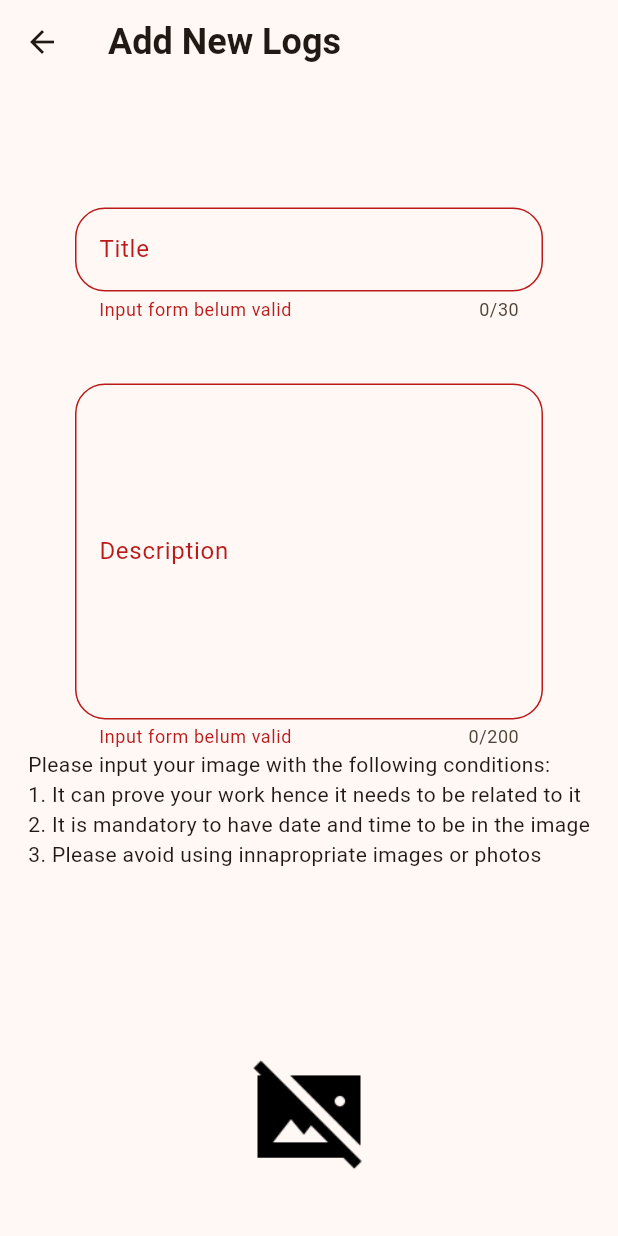
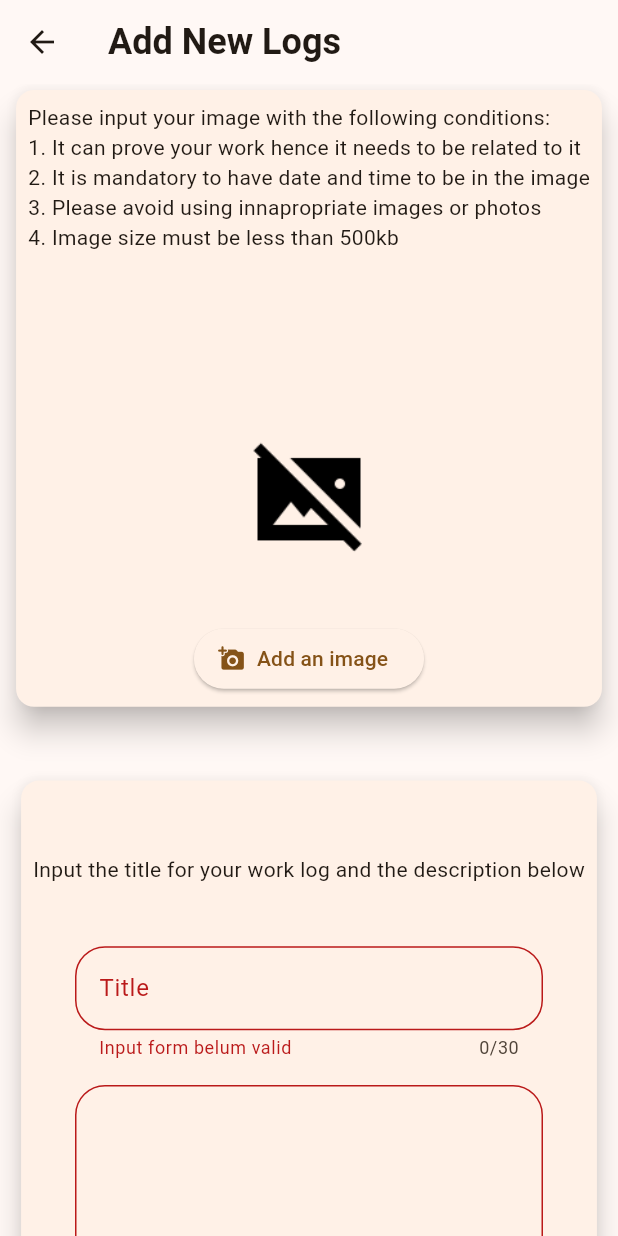
Before and after one commit to MichelPT/KriptoFlutter, a Flutter app: the AddLogScreen screen opened directly, on a phone screen of 412 x 824 dp. Run offline on Flutter 3.47's test engine with Material 3 defaults, Android fonts, the phone set to English and light mode, and no system bars; our stand-ins replace email_validator, fluttertoast, get, hex, image_picker, responsive_sizer and 1 more; missing offline and left inert: cryptography, encrypt, fast_rsa, multi_cipher; accounts and stored records are empty.

Commit message:
done debugging

```diff
--- a/lib/screens/user/add_response.dart
+++ b/lib/screens/user/add_response.dart
@@ -30,10 +30,19 @@ class _AddLogScreenState extends State<AddLogScreen> {
 
   @override
   Widget build(BuildContext context) {
-    final Widget textForms = Column(
+    final Widget textForms = Card(
+      elevation: 1.h,
+      child: Padding(
+        padding: const EdgeInsets.all(8.0),
+        child: Column(
           children: [
             SizedBox(
-          height: 10.h,
+              height: 5.h,
+            ),
+            const Text(
+                'Input the title for your work log and the description below'),
+            SizedBox(
+              height: 5.h,
             ),
             CustomWidgets.getCustomFormField((newValue) {
               setState(() {
@@ -41,7 +50,7 @@ class _AddLogScreenState extends State<AddLogScreen> {
               });
             }, enteredTitle, 'Title', 'logTitle'),
             SizedBox(
-          height: 5.h,
+              height: 2.h,
             ),
             CustomWidgets.getCustomFormField((newValue) {
               setState(() {
@@ -49,11 +58,17 @@ class _AddLogScreenState extends State<AddLogScreen> {
               });
             }, enteredDescription, 'Description', 'logDescription')
           ],
+        ),
+      ),
     );
-    final Widget imageUpload = Column(
+    final Widget imageUpload = Card(
+      elevation: 1.h,
+      child: Padding(
+        padding: const EdgeInsets.all(8.0),
+        child: Column(
           children: [
             const Text(
-          'Please input your image with the following conditions:\n1. It can prove your work hence it needs to be related to it\n2. It is mandatory to have date and time to be in the image\n3. Please avoid using innapropriate images or photos',
+              'Please input your image with the following conditions:\n1. It can prove your work hence it needs to be related to it\n2. It is mandatory to have date and time to be in the image\n3. Please avoid using innapropriate images or photos\n4. Image size must be less than 500kb',
             ),
             SizedBox(
               height: 10.h,
@@ -69,6 +84,8 @@ class _AddLogScreenState extends State<AddLogScreen> {
                 icon: const Icon(Icons.add_a_photo_rounded),
                 label: const Text('Add an image')),
           ],
+        ),
+      ),
     );
     return SafeArea(
       child: Scaffold(
@@ -85,8 +102,11 @@ class _AddLogScreenState extends State<AddLogScreen> {
                     children: responsive_sizer.Device.screenType ==
                             responsive_sizer.ScreenType.mobile
                         ? [
+                            imageUpload,
+                            SizedBox(
+                              height: 5.h,
+                            ),
                             textForms,
-                            imageUpload,
                             SizedBox(
                               height: 5.h,
                             ),
--- a/lib/screens/user/home.dart
+++ b/lib/screens/user/home.dart
@@ -27,7 +27,7 @@ class _HomeScreenState extends State<HomeScreen> {
   List<UserLogs> logsList = List.empty(growable: true);
   @override
   Widget build(BuildContext context) {
-    getLogsList();
+    // getLogsList();
     return SafeArea(
       child: Scaffold(
         appBar: AppBar(
```
Also changed, not shown: lib/constant/utils.dart (+17 -16 lines), lib/screens/admin/admin_add_response.dart (deleted). Lines whose indentation alone changed are shown as unchanged.
